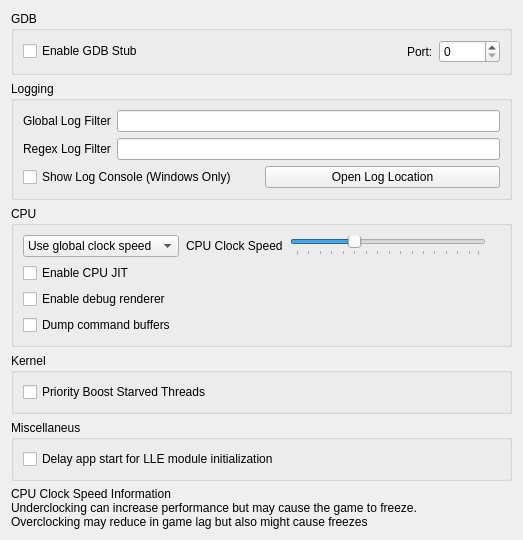
Before: the Qt Designer form src/citra_qt/configuration/configure_debug.ui in kleidis/citra-enhanced, drawn with Qt 5.
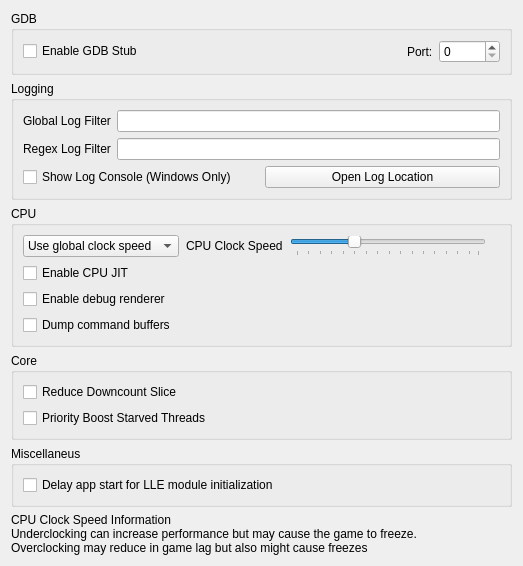
After: the same form once the commit is applied.

Commit message: Android & PC: Implement reduce downcount slice to UI

```diff
--- a/src/citra_qt/configuration/configure_debug.ui
+++ b/src/citra_qt/configuration/configure_debug.ui
@@ -236,10 +236,20 @@
    <item>
     <widget class="QGroupBox" name="groupBox_5">
      <property name="title">
-      <string>Kernel</string>
+      <string>Core</string>
      </property>
      <layout class="QGridLayout" name="gridLayout_3">
       <item row="1" column="0">
+       <widget class="QCheckBox" name="toggle_reduce_downcount_slice">
+        <property name="toolTip">
+         <string>&lt;html&gt;&lt;head/&gt;&lt;body&gt;&lt;p&gt;Reduces core timing downcount to a smaller time slice, reducing CPU usage. This may improve the performance for GPU heavy games, but if the game is CPU hungry, it may cause a performance hit.&lt;/p&gt;&lt;/body&gt;&lt;/html&gt;</string>
+        </property>
+        <property name="text">
+         <string>Reduce Downcount Slice</string>
+        </property>
+       </widget>
+      </item>
+      <item row="2" column="0">
        <widget class="QCheckBox" name="toggle_priority_boost_starved_threads">
         <property name="toolTip">
          <string>&lt;html&gt;&lt;head/&gt;&lt;body&gt;&lt;p&gt;Boost low priority starved threads during kernel rescheduling. This may improve the performance.&lt;/p&gt;&lt;/body&gt;&lt;/html&gt;</string>
```
The commit also changes 10 other files.
